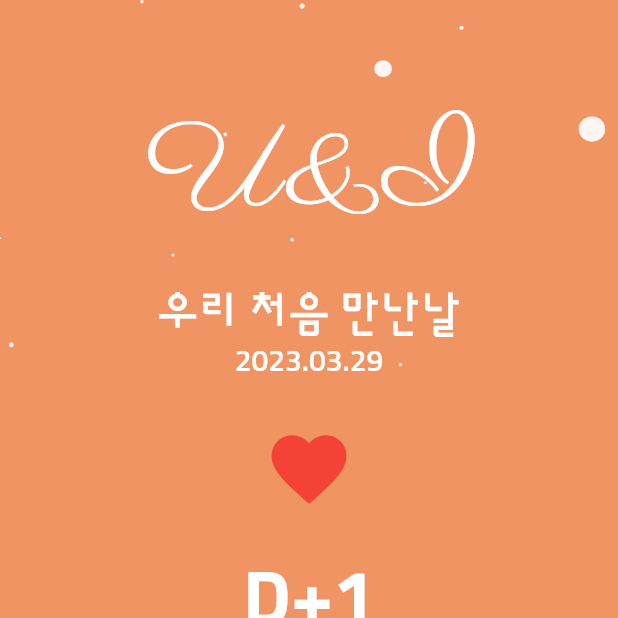
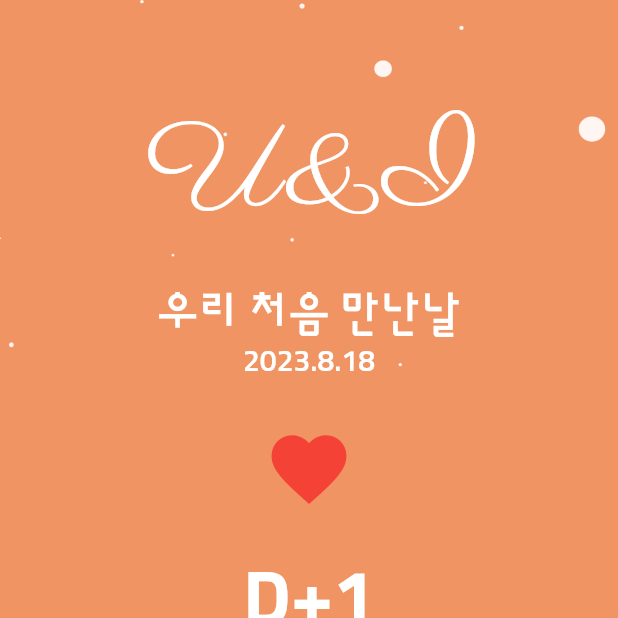
Before and after one commit to gaeguriBanchan/flutter_u_and_i, a Flutter app: the screen it shows after launch, on a phone screen of 412 x 824 dp, the top half of it. Run offline on Flutter 3.47's test engine with Material 2 defaults, Android fonts, the phone set to English and light mode, and no system bars.

Commit message:
D-Day 기능 완료

```diff
--- a/lib/screen/home_screen.dart
+++ b/lib/screen/home_screen.dart
@@ -9,6 +9,12 @@ class HomeScreen extends StatefulWidget {
 }
 
 class _HomeScreenState extends State<HomeScreen> {
+  DateTime selectedDate = DateTime(
+    DateTime.now().year,
+    DateTime.now().month,
+    DateTime.now().day,
+  );
+
   @override
   Widget build(BuildContext context) {
     return Container(
@@ -32,9 +38,12 @@ class _HomeScreenState extends State<HomeScreen> {
                     height: MediaQuery.of(context).size.height,
                   ),
                 ),
-                const Flexible(
+                Flexible(
                   flex: 50,
-                  child: _MainPart(),
+                  child: _MainPart(
+                    selectedDate: selectedDate,
+                    onPressed: onHeartPressed,
+                  ),
                 ),
                 Flexible(
                   flex: 45,
@@ -49,13 +58,54 @@ class _HomeScreenState extends State<HomeScreen> {
       ),
     );
   }
+
+  onHeartPressed() {
+    final now = DateTime.now();
+    // dialog
+    showCupertinoDialog(
+      context: context,
+      barrierDismissible: true,
+      builder: (BuildContext context) {
+        return Align(
+          // 정렬할 위치를 정해줘야 거기를 기준으로 높이를 형성
+          alignment: Alignment.bottomCenter,
+          child: Container(
+            color: Colors.white,
+            height: 300,
+            child: CupertinoDatePicker(
+              initialDateTime: selectedDate,
+              maximumDate: DateTime(
+                now.year,
+                now.month,
+                now.day,
+              ),
+              mode: CupertinoDatePickerMode.date,
+              onDateTimeChanged: (DateTime date) {
+                setState(() {
+                  selectedDate = date;
+                });
+              },
+            ),
+          ),
+        );
+      },
+    );
+  }
 }
 
 class _MainPart extends StatelessWidget {
-  const _MainPart();
+  final DateTime selectedDate;
+  final VoidCallback onPressed;
+
+  const _MainPart({
+    required this.selectedDate,
+    required this.onPressed,
+  });
 
   @override
   Widget build(BuildContext context) {
+    final now = DateTime.now();
+
     return Column(
       mainAxisAlignment: MainAxisAlignment.spaceEvenly,
       children: [
@@ -67,9 +117,9 @@ class _MainPart extends StatelessWidget {
             fontSize: 80.0,
           ),
         ),
-        const Column(
+        Column(
           children: [
-            Text(
+            const Text(
               '우리 처음 만난날',
               style: TextStyle(
                 color: Colors.white,
@@ -78,8 +128,8 @@ class _MainPart extends StatelessWidget {
               ),
             ),
             Text(
-              '2023.03.29',
-              style: TextStyle(
+              '${selectedDate.year}.${selectedDate.month}.${selectedDate.day}',
+              style: const TextStyle(
                 color: Colors.white,
                 fontFamily: 'sunflower',
                 fontSize: 20.0,
@@ -89,37 +139,19 @@ class _MainPart extends StatelessWidget {
         ),
         IconButton(
           iconSize: 60.0,
-          onPressed: () {
-            // dialog
-            showCupertinoDialog(
-              context: context,
-              barrierDismissible: true,
-              builder: (BuildContext context) {
-                return Align(
-                  // 정렬할 위치를 정해줘야 거기를 기준으로 높이를 형성
-                  alignment: Alignment.bottomCenter,
-                  child: Container(
-                    color: Colors.white,
-                    height: 300,
-                    child: CupertinoDatePicker(
-                      mode: CupertinoDatePickerMode.date,
-                      onDateTimeChanged: (DateTime date) {
-                        print(date);
-                      },
-                    ),
-                  ),
-                );
-              },
-            );
-          },
+          onPressed: onPressed,
           icon: const Icon(
             Icons.favorite,
             color: Colors.red,
           ),
         ),
-        const Text(
-          'D+1',
-          style: TextStyle(
+        Text(
+          'D+${DateTime(
+                now.year,
+                now.month,
+                now.day,
+              ).difference(selectedDate).inDays + 1}',
+          style: const TextStyle(
               color: Colors.white,
               fontFamily: 'sunflower',
               fontSize: 50.0,
```
